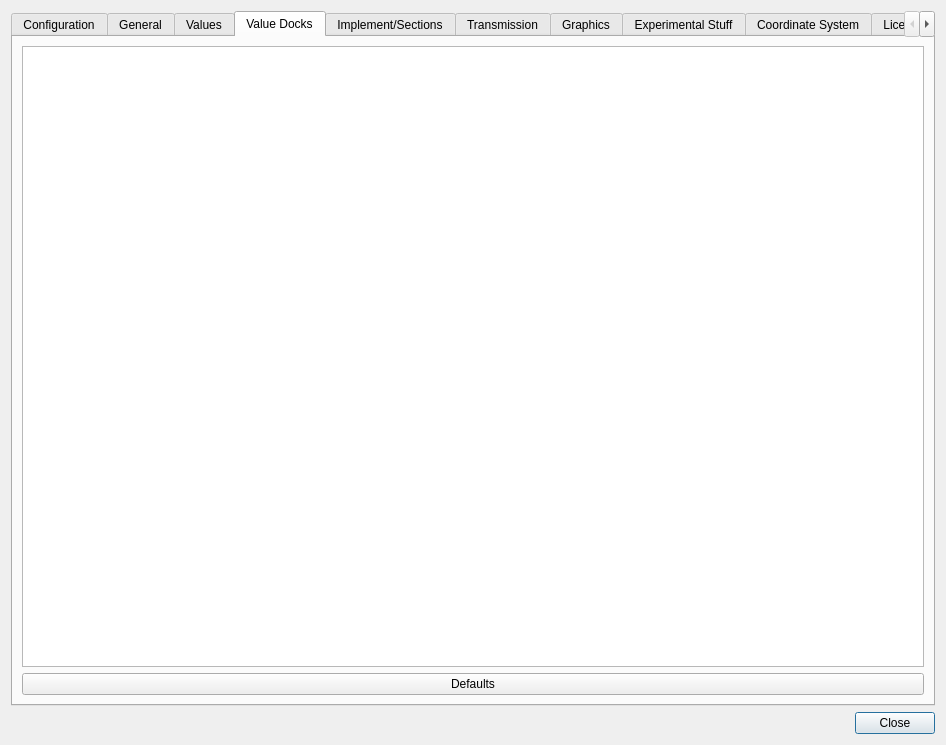
eringerli/QtOpenGuidance, file src/gui/SettingsDialog.ui: the form before one commit.
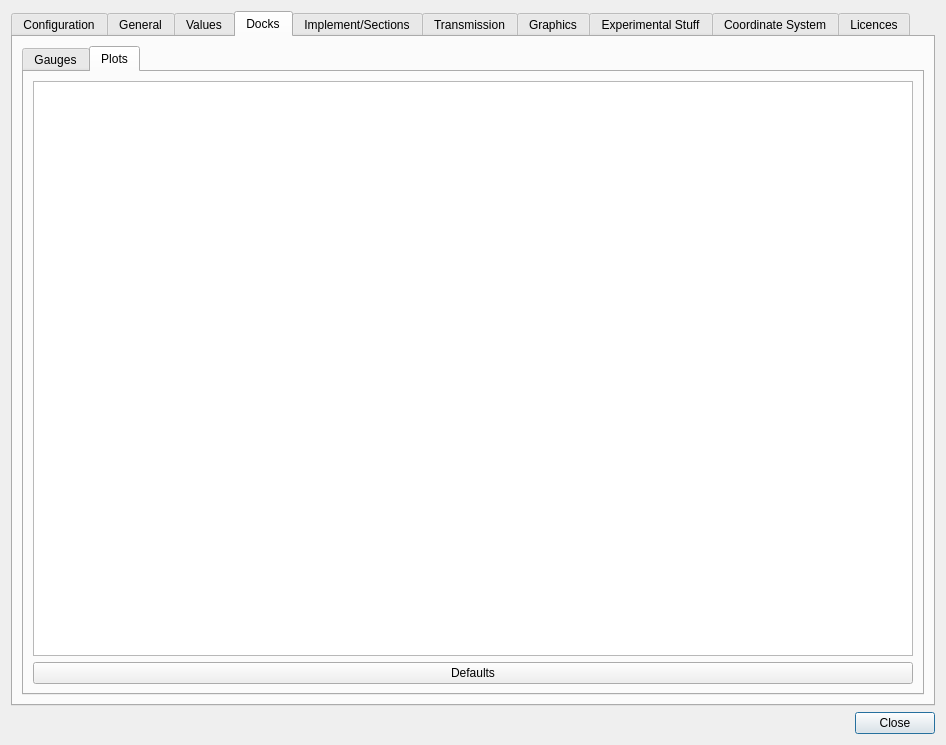
The form after the commit. The open tabs and pages were chosen to show the change. Icons and pictures are not drawn. Custom widgets are drawn as their Qt base class.

Commit message: added two new blocks to plot numbers and orientations

```diff
--- a/src/gui/SettingsDialog.ui
+++ b/src/gui/SettingsDialog.ui
@@ -746,7 +746,17 @@
        </widget>
        <widget class="QWidget" name="tabMeter">
         <attribute name="title">
-         <string>Value Docks</string>
+         <string>Docks</string>
+        </attribute>
+        <layout class="QVBoxLayout" name="verticalLayout_16">
+         <item>
+          <widget class="QTabWidget" name="tabWidget">
+           <property name="currentIndex">
+            <number>1</number>
+           </property>
+           <widget class="QWidget" name="tabGauges">
+            <attribute name="title">
+             <string>Gauges</string>
         </attribute>
         <layout class="QVBoxLayout" name="verticalLayout_15">
          <item>
@@ -761,6 +771,31 @@
            <property name="text">
             <string>Defaults</string>
            </property>
+              </widget>
+             </item>
+            </layout>
+           </widget>
+           <widget class="QWidget" name="tabPlots">
+            <attribute name="title">
+             <string>Plots</string>
+            </attribute>
+            <layout class="QVBoxLayout" name="verticalLayout_17">
+             <item>
+              <widget class="QTableView" name="tvPlots">
+               <property name="sortingEnabled">
+                <bool>true</bool>
+               </property>
+              </widget>
+             </item>
+             <item>
+              <widget class="QPushButton" name="pbPlotsDefaults">
+               <property name="text">
+                <string>Defaults</string>
+               </property>
+              </widget>
+             </item>
+            </layout>
+           </widget>
           </widget>
          </item>
         </layout>
```
Left out of the diff: 2 changed lines with no effect on the pictures. Lines whose indentation alone changed are shown as unchanged. The commit also changes 17 other files.
